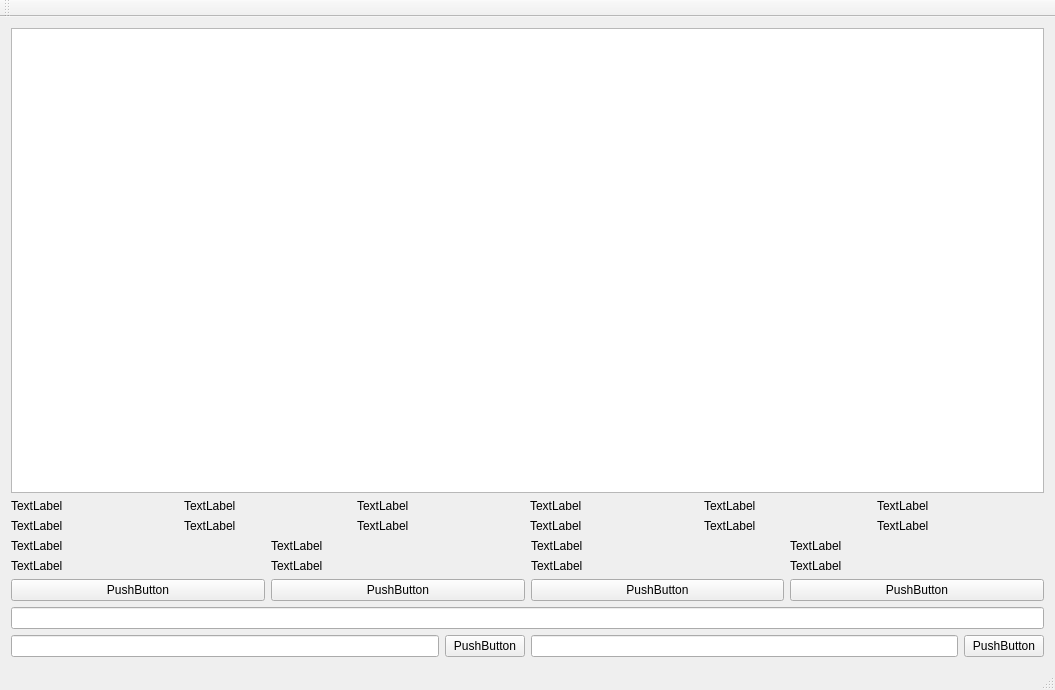
Above: consoleui.ui from gerwang/PlayGwent before the change. Below: the same form after it.
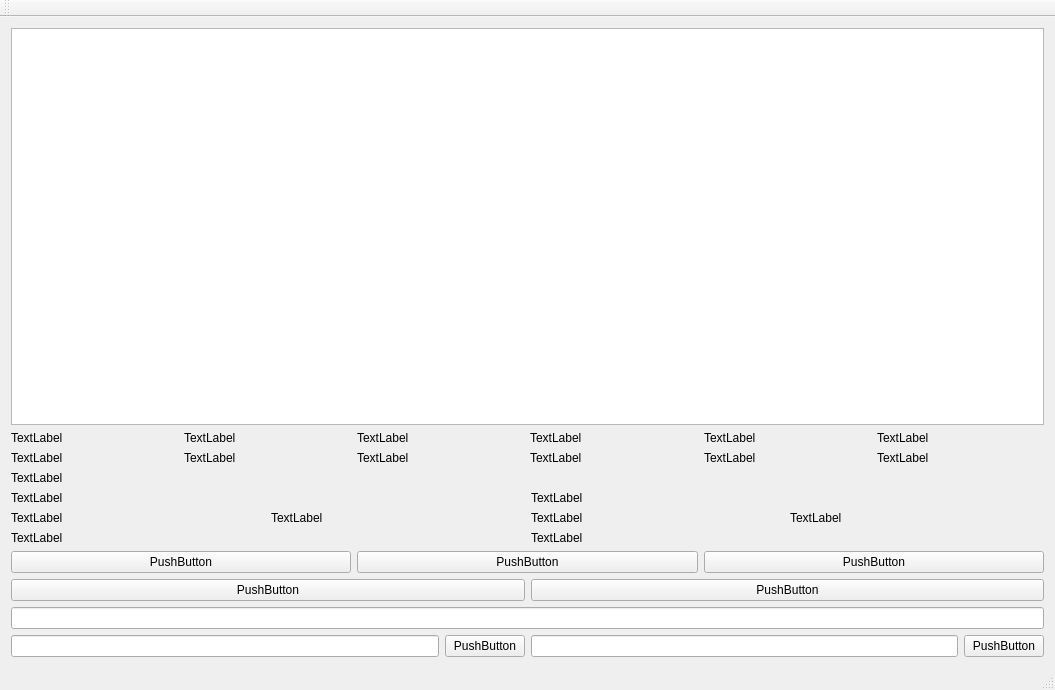
That is the form after the change.

The edit to the form file:
```diff
--- a/consoleui.ui
+++ b/consoleui.ui
@@ -15,6 +15,56 @@
   </property>
   <widget class="QWidget" name="centralWidget">
    <layout class="QGridLayout" name="gridLayout">
+    <item row="2" column="1">
+     <layout class="QHBoxLayout" name="horizontalLayout_8">
+      <item>
+       <widget class="QLabel" name="label_13">
+        <property name="text">
+         <string>TextLabel</string>
+        </property>
+       </widget>
+      </item>
+     </layout>
+    </item>
+    <item row="5" column="1">
+     <layout class="QHBoxLayout" name="horizontalLayout_7">
+      <item>
+       <widget class="QLabel" name="label_20">
+        <property name="text">
+         <string>TextLabel</string>
+        </property>
+       </widget>
+      </item>
+      <item>
+       <widget class="QLabel" name="label_21">
+        <property name="text">
+         <string>TextLabel</string>
+        </property>
+       </widget>
+      </item>
+     </layout>
+    </item>
+    <item row="7" column="1">
+     <layout class="QHBoxLayout" name="horizontalLayout_9">
+      <item>
+       <widget class="QPushButton" name="pushButton_4">
+        <property name="text">
+         <string>PushButton</string>
+        </property>
+       </widget>
+      </item>
+      <item>
+       <widget class="QPushButton" name="pushButton_5">
+        <property name="text">
+         <string>PushButton</string>
+        </property>
+       </widget>
+      </item>
+     </layout>
+    </item>
+    <item row="9" column="1">
+     <widget class="QLineEdit" name="lineEdit"/>
+    </item>
     <item row="0" column="1">
      <layout class="QVBoxLayout" name="verticalLayout">
       <item>
@@ -114,43 +164,15 @@
       </item>
      </layout>
     </item>
-    <item row="4" column="1">
-     <widget class="QLineEdit" name="lineEdit"/>
-    </item>
-    <item row="1" column="1">
-     <layout class="QHBoxLayout" name="horizontalLayout_3">
-      <item>
-       <widget class="QLabel" name="label_16">
-        <property name="text">
-         <string>TextLabel</string>
-        </property>
-       </widget>
-      </item>
-      <item>
-       <widget class="QLabel" name="label_15">
-        <property name="text">
-         <string>TextLabel</string>
-        </property>
-       </widget>
-      </item>
-      <item>
-       <widget class="QLabel" name="label_14">
-        <property name="text">
-         <string>TextLabel</string>
-        </property>
-       </widget>
-      </item>
-      <item>
-       <widget class="QLabel" name="label_13">
-        <property name="text">
-         <string>TextLabel</string>
-        </property>
-       </widget>
-      </item>
-     </layout>
-    </item>
-    <item row="3" column="1">
+    <item row="6" column="1">
      <layout class="QHBoxLayout" name="horizontalLayout_5">
+      <item>
+       <widget class="QPushButton" name="pushButton">
+        <property name="text">
+         <string>PushButton</string>
+        </property>
+       </widget>
+      </item>
       <item>
        <widget class="QPushButton" name="pushButton_2">
         <property name="text">
@@ -165,40 +187,30 @@
         </property>
        </widget>
       </item>
+     </layout>
+    </item>
+    <item row="3" column="1">
+     <layout class="QHBoxLayout" name="horizontalLayout_3">
       <item>
-       <widget class="QPushButton" name="pushButton_4">
+       <widget class="QLabel" name="label_14">
         <property name="text">
-         <string>PushButton</string>
+         <string>TextLabel</string>
         </property>
        </widget>
       </item>
       <item>
-       <widget class="QPushButton" name="pushButton">
+       <widget class="QLabel" name="label_15">
         <property name="text">
-         <string>PushButton</string>
+         <string>TextLabel</string>
         </property>
        </widget>
       </item>
      </layout>
     </item>
-    <item row="2" column="1">
+    <item row="4" column="1">
      <layout class="QHBoxLayout" name="horizontalLayout_4">
       <item>
-       <widget class="QLabel" name="label_20">
-        <property name="text">
-         <string>TextLabel</string>
-        </property>
-       </widget>
-      </item>
-      <item>
-       <widget class="QLabel" name="label_19">
-        <property name="text">
-         <string>TextLabel</string>
-        </property>
-       </widget>
-      </item>
-      <item>
-       <widget class="QLabel" name="label_18">
+       <widget class="QLabel" name="label_16">
         <property name="text">
          <string>TextLabel</string>
         </property>
@@ -211,23 +223,27 @@
         </property>
        </widget>
       </item>
+      <item>
+       <widget class="QLabel" name="label_18">
+        <property name="text">
+         <string>TextLabel</string>
+        </property>
+       </widget>
+      </item>
+      <item>
+       <widget class="QLabel" name="label_19">
+        <property name="text">
+         <string>TextLabel</string>
+        </property>
+       </widget>
+      </item>
      </layout>
     </item>
-    <item row="5" column="1">
+    <item row="10" column="1">
      <layout class="QHBoxLayout" name="horizontalLayout_6">
       <item>
        <widget class="QLineEdit" name="lineEdit_2"/>
       </item>
-      <item>
-       <widget class="QPushButton" name="pushButton_5">
-        <property name="text">
-         <string>PushButton</string>
-        </property>
-       </widget>
-      </item>
-      <item>
-       <widget class="QLineEdit" name="lineEdit_3"/>
-      </item>
       <item>
        <widget class="QPushButton" name="pushButton_6">
         <property name="text">
@@ -235,6 +251,16 @@
         </property>
        </widget>
       </item>
+      <item>
+       <widget class="QLineEdit" name="lineEdit_3"/>
+      </item>
+      <item>
+       <widget class="QPushButton" name="pushButton_7">
+        <property name="text">
+         <string>PushButton</string>
+        </property>
+       </widget>
+      </item>
      </layout>
     </item>
    </layout>
```
